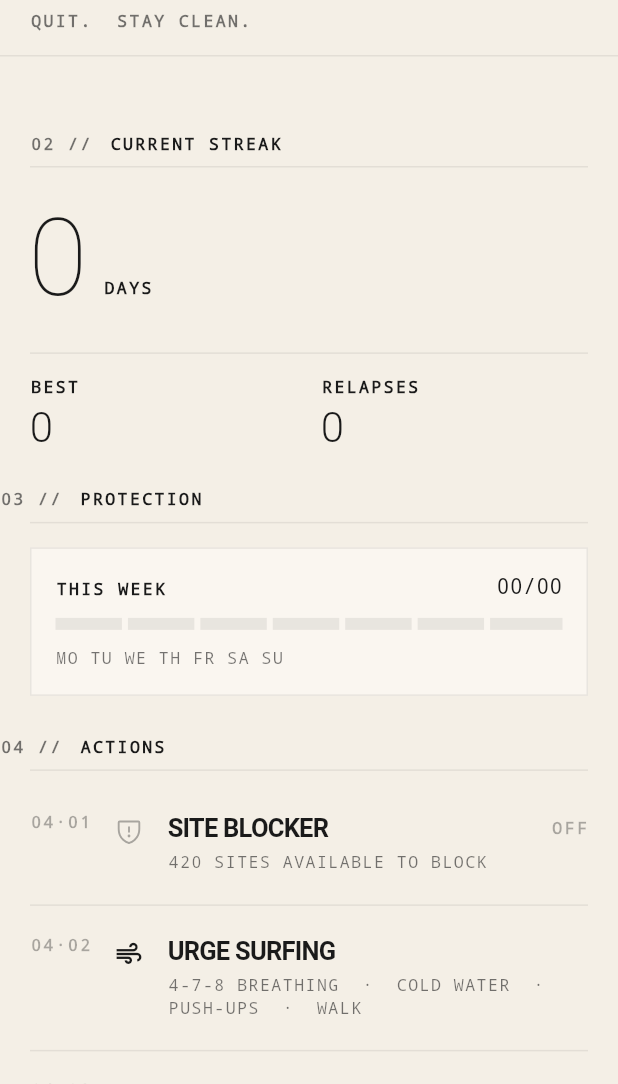
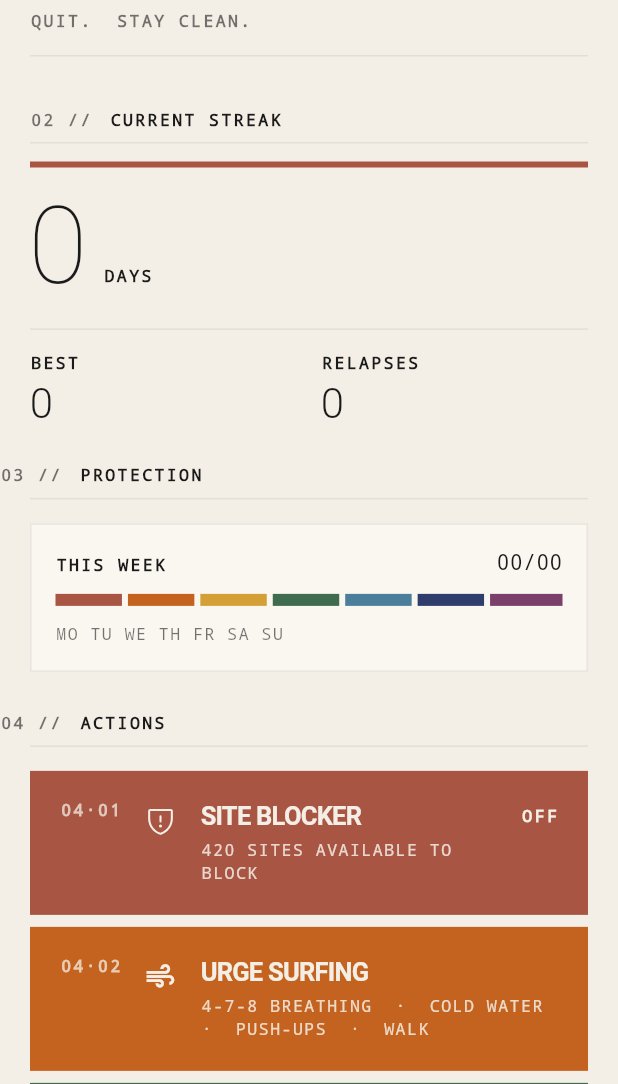
Before and after one commit to Unselfisheologism/man-wen, a Flutter app: the HomeScreen screen opened directly, on a phone screen of 412 x 824 dp, the part 152-1236 px from its top. Run offline on Flutter 3.47's test engine with Material 3 defaults, Android fonts, the phone set to English and light mode, and no system bars; our stand-ins replace flutter_svg, shared_preferences; accounts and stored records are empty; project files that could hold a hidden picture were left out.

Commit message:
feat(ui): introduce 4-color category palette — each action its own color
Implements the 'each card its own color' pattern from the user's
library grid + calendar pins (image 38, 40, 41). Page stays
cream-paper; the color lives in the action cards and the
spectrum row so the editorial typography still reads on its
muted background.

  Category palette (added to AppTheme):
    catBlocker #A85543  brick   — protection (Site Blocker)
    catUrge    #C4631F  amber   — energy / heat (Urge Surfing)
    catAccount #3F6B4F  forest  — trust (Accountability)
    catSetting #2E3D6B  indigo  — controls (Settings)

  Home screen — colored action cards:
    - 04·01 Site Blocker → brick
    - 04·02 Urge Surfing → amber
    - 04·03 Accountability → forest
    - 04·04 Settings → indigo
    - Each card is a full-width solid color block; number,
      icon, title, subtitle, and status all in cream (paper)
      on the category color
    - 8px gap between cards (replaces the hairline rows)

  StreakWidget:
    - Added a 4px brick top-bar accent (matches catBlocker —
      'streak' is the goal / protection, not a separate category)

  ProgressWidget (03 // PROTECTION):
    - The 7 day-segments are now a mini spectrum:
      brick / amber / gold / forest / teal / indigo / plum
    - Matches the user's library grid 'each card its own color'
      pattern at a smaller scale

  Status bar (05 // STATUS):
    - 4 category swatches (10x10) at the left echo the action
      card colors so the palette reads end-to-end
    - ARMED tag in ink (was: accent) — the category swatches now
      carry the accent role; the status text stays editorial

No gradients. No glossy. Each color is a single solid block.
Saturated but not neon.

```diff
--- a/lib/screens/home_screen.dart
+++ b/lib/screens/home_screen.dart
@@ -9,12 +9,14 @@ import 'urge_surfing_screen.dart';
 import 'accountability_screen.dart';
 import 'settings_screen.dart';
 
-/// Home — the editorial spread.
+/// Home — the editorial spread, now in color.
 ///
-/// Composition follows the Pinterest-board pattern: numbered sections
-/// (`01 // HOME`, `02 // CURRENT STREAK`, ...), mono labels,
-/// hairline rules between every section, no rounded corners, one
-/// accent color (faded brick) used sparingly for status.
+/// Composition follows the user's Pinterest-board pattern of
+/// "each card its own color" (image 38 library grid, image 40
+/// calendar where each day is a different color). The page is
+/// still the cream paper — the colors live in the action cards
+/// and the spectrum row, so the editorial typography still reads
+/// on its muted background.
 class HomeScreen extends StatelessWidget {
   const HomeScreen({super.key});
 
@@ -30,8 +32,12 @@ class HomeScreen extends StatelessWidget {
 
               // 01 // HOME ─────────────────────────────────────
               const _Masthead(),
-              Container(height: 1, color: AppTheme.rule),
-              const SizedBox(height: 24),
+              Container(
+                height: 1,
+                color: AppTheme.rule,
+                margin: const EdgeInsets.symmetric(horizontal: 20),
+              ),
+              const SizedBox(height: 8),
 
               // 02 // CURRENT STREAK ───────────────────────────
               const StreakWidget(),
@@ -46,20 +52,21 @@ class HomeScreen extends StatelessWidget {
               const SizedBox(height: 16),
               const ProgressWidget(),
 
-              // 04 // ACTIONS ──────────────────────────────────
+              // 04 // ACTIONS — one colored card per action ────
               const SectionHeader(number: '04', label: 'ACTIONS'),
               Container(
                 height: 1,
                 color: AppTheme.rule,
                 margin: const EdgeInsets.symmetric(horizontal: 20),
               ),
+              const SizedBox(height: 16),
+
+              const _SiteBlockerCard(),
               const SizedBox(height: 8),
-
-              const _SiteBlockerTile(),
-              const _Hairline(),
-              _ActionRow(
+              _ColorCard(
                 number: '04·02',
-                icon: const Icon(Icons.air, size: 20, color: AppTheme.ink),
+                color: AppTheme.catUrge,
+                iconWidget: const Icon(Icons.air, size: 22, color: AppTheme.paper),
                 title: 'URGE SURFING',
                 subtitle:
                     '4-7-8 BREATHING  ·  COLD WATER  ·  PUSH-UPS  ·  WALK',
@@ -69,10 +76,11 @@ class HomeScreen extends StatelessWidget {
                       builder: (_) => const UrgeSurfingScreen()),
                 ),
               ),
-              const _Hairline(),
-              _ActionRow(
+              const SizedBox(height: 8),
+              _ColorCard(
                 number: '04·03',
-                icon: AppIcons.bell(size: 20, color: AppTheme.ink),
+                color: AppTheme.catAccount,
+                iconWidget: AppIcons.bell(size: 22, color: AppTheme.paper),
                 title: 'ACCOUNTABILITY',
                 subtitle: 'TRUSTED PARTNER  ·  RELAPSE NOTIFICATIONS',
                 onTap: () => Navigator.push(
@@ -81,10 +89,11 @@ class HomeScreen extends StatelessWidget {
                       builder: (_) => const AccountabilityScreen()),
                 ),
               ),
-              const _Hairline(),
-              _ActionRow(
+              const SizedBox(height: 8),
+              _ColorCard(
                 number: '04·04',
-                icon: AppIcons.gear(size: 20, color: AppTheme.ink),
+                color: AppTheme.catSetting,
+                iconWidget: AppIcons.gear(size: 22, color: AppTheme.paper),
                 title: 'SETTINGS',
                 subtitle: 'DANGER HOURS  ·  SENSITIVITY  ·  HAPTICS',
                 onTap: () => Navigator.push(
@@ -92,8 +101,9 @@ class HomeScreen extends StatelessWidget {
                   MaterialPageRoute(builder: (_) => const SettingsScreen()),
                 ),
               ),
+              const SizedBox(height: 4),
 
-              // 05 // STATUS ───────────────────────────────────
+              // 05 // STATUS — a row of small category swatches ─
               const SectionHeader(number: '05', label: 'STATUS'),
               Container(
                 height: 1,
@@ -105,21 +115,21 @@ class HomeScreen extends StatelessWidget {
                 padding: const EdgeInsets.symmetric(horizontal: 20),
                 child: Row(
                   children: [
-                    Container(
-                      width: 6,
-                      height: 6,
-                      color: AppTheme.accent,
-                    ),
-                    const SizedBox(width: 12),
+                    // 4 category swatches + 1 active dot
+                    _Swatch(color: AppTheme.catBlocker),
+                    _Swatch(color: AppTheme.catUrge),
+                    _Swatch(color: AppTheme.catAccount),
+                    _Swatch(color: AppTheme.catSetting),
+                    const SizedBox(width: 16),
                     Text('ARMED',
                         style: AppTheme.label
-                            .copyWith(color: AppTheme.accent)),
+                            .copyWith(color: AppTheme.ink)),
                     const Spacer(),
                     Text('v2.0.0  ·  MAN WEN', style: AppTheme.labelSoft),
                   ],
                 ),
               ),
-              const SizedBox(height: 24),
+              const SizedBox(height: 28),
             ],
           ),
         ),
@@ -140,88 +150,99 @@ class _Masthead extends StatelessWidget {
       child: Column(
         crossAxisAlignment: CrossAxisAlignment.start,
         children: [
-          // Top row: 01 // HOME         v2.0.0.001
           Row(
             mainAxisAlignment: MainAxisAlignment.spaceBetween,
             crossAxisAlignment: CrossAxisAlignment.end,
             children: [
-              Text('01 // HOME', style: AppTheme.label.copyWith(color: AppTheme.inkSoft)),
+              Text('01 // HOME',
+                  style: AppTheme.label.copyWith(color: AppTheme.inkSoft)),
               Text('v2.0.0', style: AppTheme.labelSoft),
             ],
           ),
           const SizedBox(height: 16),
-          // Big display title
-          const Text('MAN WEN', style: TextStyle(
+          const Text(
+            'MAN WEN',
+            style: TextStyle(
               fontSize: 48,
               fontWeight: FontWeight.w800,
               letterSpacing: -2,
               height: 0.95,
               color: AppTheme.ink,
-          )),
+            ),
+          ),
           const SizedBox(height: 8),
-          Text('QUIT.  STAY CLEAN.', style: AppTheme.label.copyWith(color: AppTheme.inkSoft)),
+          Text('QUIT.  STAY CLEAN.',
+              style: AppTheme.label.copyWith(color: AppTheme.inkSoft)),
         ],
       ),
     );
   }
 }
 
-class _Hairline extends StatelessWidget {
-  const _Hairline();
+/// 4px colored square — the status swatch at the bottom of the home
+/// screen. Each swatch echoes one of the action card colors so the
+/// palette reads end-to-end.
+class _Swatch extends StatelessWidget {
+  final Color color;
+  const _Swatch({required this.color});
 
   @override
   Widget build(BuildContext context) {
-    return Container(
-      height: 1,
-      color: AppTheme.rule,
-      margin: const EdgeInsets.symmetric(horizontal: 20),
+    return Padding(
+      padding: const EdgeInsets.only(right: 4),
+      child: Container(width: 10, height: 10, color: color),
     );
   }
 }
 
-/// Row in the actions list. `04·01 SITE BLOCKER  [ACTIVE]` — number
-/// on the left in mono, title in bold sans, status tag on the right
-/// in mono (color = accent for active, muted for inactive).
-class _ActionRow extends StatelessWidget {
+/// A solid-color action card. All text in `paper` (cream) on the
+/// category color. The card is full-width, no hairline, no rounded
+/// corners — the color block IS the visual.
+class _ColorCard extends StatelessWidget {
   final String number;
-  final Widget icon;
+  final Color color;
+  final Widget iconWidget;
   final String title;
   final String subtitle;
   final String? status;
-  final bool statusAccent;
   final VoidCallback onTap;
 
-  const _ActionRow({
+  const _ColorCard({
     required this.number,
-    required this.icon,
+    required this.color,
+    required this.iconWidget,
     required this.title,
     required this.subtitle,
     required this.onTap,
     this.status,
-    this.statusAccent = false,
   });
 
   @override
   Widget build(BuildContext context) {
-    return InkWell(
+    return Padding(
+      padding: const EdgeInsets.symmetric(horizontal: 20),
+      child: InkWell(
         onTap: onTap,
-      child: Padding(
+        child: Container(
+          color: color,
           padding: const EdgeInsets.fromLTRB(20, 20, 20, 20),
           child: Row(
             crossAxisAlignment: CrossAxisAlignment.start,
             children: [
-            // Number column
+              // Number column — mono, on color
               SizedBox(
                 width: 56,
                 child: Text(
                   number,
-                style: AppTheme.label.copyWith(color: AppTheme.inkMuted),
+                  style: AppTheme.label.copyWith(
+                    color: AppTheme.paper.withOpacity(0.75),
+                  ),
                 ),
               ),
               // Icon
               Padding(
                 padding: const EdgeInsets.only(top: 2, right: 16),
-              child: icon,
+                child: iconWidget,
               ),
               // Title + subtitle
               Expanded(
@@ -230,42 +251,48 @@ class _ActionRow extends StatelessWidget {
                   children: [
                     Text(
                       title,
-                    style: AppTheme.sectionTitle.copyWith(fontSize: 17),
+                      style: AppTheme.sectionTitle.copyWith(
+                        fontSize: 17,
+                        color: AppTheme.paper,
+                      ),
                     ),
                     const SizedBox(height: 6),
-                  Text(subtitle, style: AppTheme.labelSoft),
+                    Text(
+                      subtitle,
+                      style: AppTheme.labelSoft.copyWith(
+                        color: AppTheme.paper.withOpacity(0.85),
+                      ),
+                    ),
                   ],
                 ),
               ),
-            // Status tag
+              // Status tag (optional)
               if (status != null)
                 Padding(
                   padding: const EdgeInsets.only(top: 4, left: 8),
                   child: Text(
                     status!,
-                  style: AppTheme.label.copyWith(
-                    color: statusAccent ? AppTheme.accent : AppTheme.inkMuted,
-                  ),
+                    style: AppTheme.label.copyWith(color: AppTheme.paper),
                   ),
                 ),
             ],
+          ),
         ),
       ),
     );
   }
 }
 
-/// The Site Blocker tile — stateful because it reads native prefs.
-/// Shown as the first row in the actions list, before the static
-/// `_ActionRow`s.
-class _SiteBlockerTile extends StatefulWidget {
-  const _SiteBlockerTile();
+/// Site Blocker — the first action card. Stateful because the
+/// enabled/blocked-count values come from native prefs.
+class _SiteBlockerCard extends StatefulWidget {
+  const _SiteBlockerCard();
 
   @override
-  State<_SiteBlockerTile> createState() => _SiteBlockerTileState();
+  State<_SiteBlockerCard> createState() => _SiteBlockerCardState();
 }
 
-class _SiteBlockerTileState extends State<_SiteBlockerTile> {
+class _SiteBlockerCardState extends State<_SiteBlockerCard> {
   bool _isEnabled = false;
   int _blockedCount = 0;
 
@@ -293,7 +320,9 @@ class _SiteBlockerTileState extends State<_SiteBlockerTile> {
 
   @override
   Widget build(BuildContext context) {
-    return InkWell(
+    return Padding(
+      padding: const EdgeInsets.symmetric(horizontal: 20),
+      child: InkWell(
         onTap: () {
           Navigator.push(
             context,
@@ -302,7 +331,8 @@ class _SiteBlockerTileState extends State<_SiteBlockerTile> {
             ),
           ).then((_) => _loadStatus());
         },
-      child: Padding(
+        child: Container(
+          color: AppTheme.catBlocker,
           padding: const EdgeInsets.fromLTRB(20, 20, 20, 20),
           child: Row(
             crossAxisAlignment: CrossAxisAlignment.start,
@@ -311,15 +341,14 @@ class _SiteBlockerTileState extends State<_SiteBlockerTile> {
                 width: 56,
                 child: Text(
                   '04·01',
-                style: AppTheme.label.copyWith(color: AppTheme.inkMuted),
+                  style: AppTheme.label.copyWith(
+                    color: AppTheme.paper.withOpacity(0.75),
+                  ),
                 ),
               ),
               Padding(
                 padding: const EdgeInsets.only(top: 2, right: 16),
-              child: AppIcons.shieldWarning(
-                size: 20,
-                color: _isEnabled ? AppTheme.ink : AppTheme.inkMuted,
-              ),
+                child: AppIcons.shieldWarning(size: 22, color: AppTheme.paper),
               ),
               Expanded(
                 child: Column(
@@ -327,14 +356,19 @@ class _SiteBlockerTileState extends State<_SiteBlockerTile> {
                   children: [
                     Text(
                       'SITE BLOCKER',
-                    style: AppTheme.sectionTitle.copyWith(fontSize: 17),
+                      style: AppTheme.sectionTitle.copyWith(
+                        fontSize: 17,
+                        color: AppTheme.paper,
+                      ),
                     ),
                     const SizedBox(height: 6),
                     Text(
                       _isEnabled
                           ? 'BLOCKING $_blockedCount ADULT SITES'
                           : '$_blockedCount SITES AVAILABLE TO BLOCK',
-                    style: AppTheme.labelSoft,
+                      style: AppTheme.labelSoft.copyWith(
+                        color: AppTheme.paper.withOpacity(0.85),
+                      ),
                     ),
                   ],
                 ),
@@ -343,14 +377,13 @@ class _SiteBlockerTileState extends State<_SiteBlockerTile> {
                 padding: const EdgeInsets.only(top: 4, left: 8),
                 child: Text(
                   _isEnabled ? 'ACTIVE' : 'OFF',
-                style: AppTheme.label.copyWith(
-                  color: _isEnabled ? AppTheme.accent : AppTheme.inkMuted,
-                ),
+                  style: AppTheme.label.copyWith(color: AppTheme.paper),
                 ),
               ),
             ],
           ),
         ),
+      ),
     );
   }
 }
--- a/lib/theme/app_theme.dart
+++ b/lib/theme/app_theme.dart
@@ -43,6 +43,18 @@ class AppTheme {
 
   /// 8% accent for subtle background tints.
   static const Color accentSubtle = Color(0x14A85543);
+
+  // ── Category palette ──────────────────────────────────────────
+  /// Each home action / feature gets its own color. Drawn from
+  /// the saturated card grids in the user's library / calendar
+  /// pins (image 38, 40) — each card a different solid color
+  /// with white text. All four are dark enough to host white text
+  /// at AA contrast. The progression also reads as
+  /// danger / energy / growth / system — semantic to the feature.
+  static const Color catBlocker = Color(0xFFA85543);  // brick   — protection
+  static const Color catUrge    = Color(0xFFC4631F);  // amber   — energy / heat
+  static const Color catAccount = Color(0xFF3F6B4F);  // forest  — trust
+  static const Color catSetting = Color(0xFF2E3D6B);  // indigo  — controls
 
   // ── Typography ────────────────────────────────────────────────
   /// Monospaced family for labels, section numbers, data.
--- a/lib/widgets/progress_widget.dart
+++ b/lib/widgets/progress_widget.dart
@@ -27,15 +27,27 @@ class ProgressWidget extends StatelessWidget {
             ],
           ),
           const SizedBox(height: 12),
-          // 7-day progress bar — 7 equal segments
+          // 7-day progress bar — 7 equal segments, each in a
+          // different category color so the week reads as a
+          // mini spectrum (matches the user's library grid pattern
+          // where each card is its own color).
           Row(
             children: List.generate(7, (i) {
+              final colors = [
+                AppTheme.catBlocker,
+                Color(0xFFC4631F), // amber
+                Color(0xFFD4A035), // gold
+                Color(0xFF3F6B4F), // forest
+                Color(0xFF4A7E9B), // teal
+                Color(0xFF2E3D6B), // indigo
+                Color(0xFF7A3F6B), // plum
+              ];
               return Expanded(
                 child: Container(
                   height: 8,
                   margin: EdgeInsets.only(right: i < 6 ? 4 : 0),
                   decoration: BoxDecoration(
-                    color: AppTheme.rule,
+                    color: colors[i],
                   ),
                 ),
               );
--- a/lib/widgets/streak_widget.dart
+++ b/lib/widgets/streak_widget.dart
@@ -22,7 +22,15 @@ class StreakWidget extends StatelessWidget {
           // 02 // CURRENT STREAK ──────────────────────────────────
           const SectionHeader(number: '02', label: 'CURRENT STREAK'),
           Container(height: 1, color: AppTheme.rule),
-          const SizedBox(height: 24),
+          const SizedBox(height: 12),
+
+          // Colored top-bar accent (matches the catBlocker brick —
+          // "streak" is the goal / protection, not a separate category)
+          Container(
+            height: 4,
+            color: AppTheme.catBlocker,
+          ),
+          const SizedBox(height: 16),
 
           // The streak number ────────────────────────────────────
           Row(
@@ -38,7 +46,7 @@ class StreakWidget extends StatelessWidget {
             ],
           ),
 
-          const SizedBox(height: 24),
+          const SizedBox(height: 16),
           Container(height: 1, color: AppTheme.rule),
           const SizedBox(height: 16),
 
```
Lines whose indentation alone changed are shown as unchanged.
